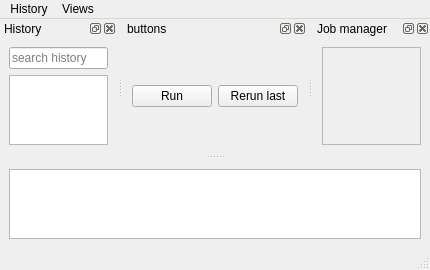
Before: the Qt Designer form noacli_ui.ui in kg4ydw/noacli, drawn with Qt 5.
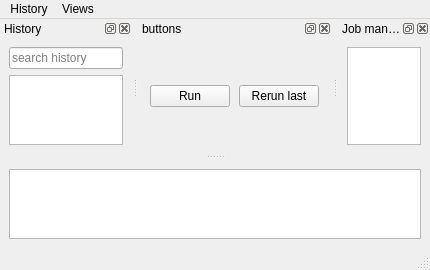
After: the same form once the commit is applied. Icons and pictures are not drawn. Custom widgets are drawn as their Qt base class.

Patch:
```diff
--- a/noacli_ui.ui
+++ b/noacli_ui.ui
@@ -94,6 +94,9 @@
      </item>
      <item>
       <widget class="QTableView" name="historyView">
+       <property name="sizeAdjustPolicy">
+        <enum>QAbstractScrollArea::AdjustToContents</enum>
+       </property>
        <property name="sortingEnabled">
         <bool>true</bool>
        </property>
@@ -179,7 +182,7 @@
      <item>
       <widget class="QTableView" name="jobTableView">
        <property name="enabled">
-        <bool>false</bool>
+        <bool>true</bool>
        </property>
        <property name="sizePolicy">
         <sizepolicy hsizetype="Expanding" vsizetype="Expanding">
@@ -187,6 +190,15 @@
          <verstretch>0</verstretch>
         </sizepolicy>
        </property>
+       <property name="sizeAdjustPolicy">
+        <enum>QAbstractScrollArea::AdjustToContents</enum>
+       </property>
+       <property name="sortingEnabled">
+        <bool>true</bool>
+       </property>
+       <attribute name="horizontalHeaderStretchLastSection">
+        <bool>true</bool>
+       </attribute>
       </widget>
      </item>
     </layout>
```
Left out of the diff: 18 changed lines with no effect on the pictures.
